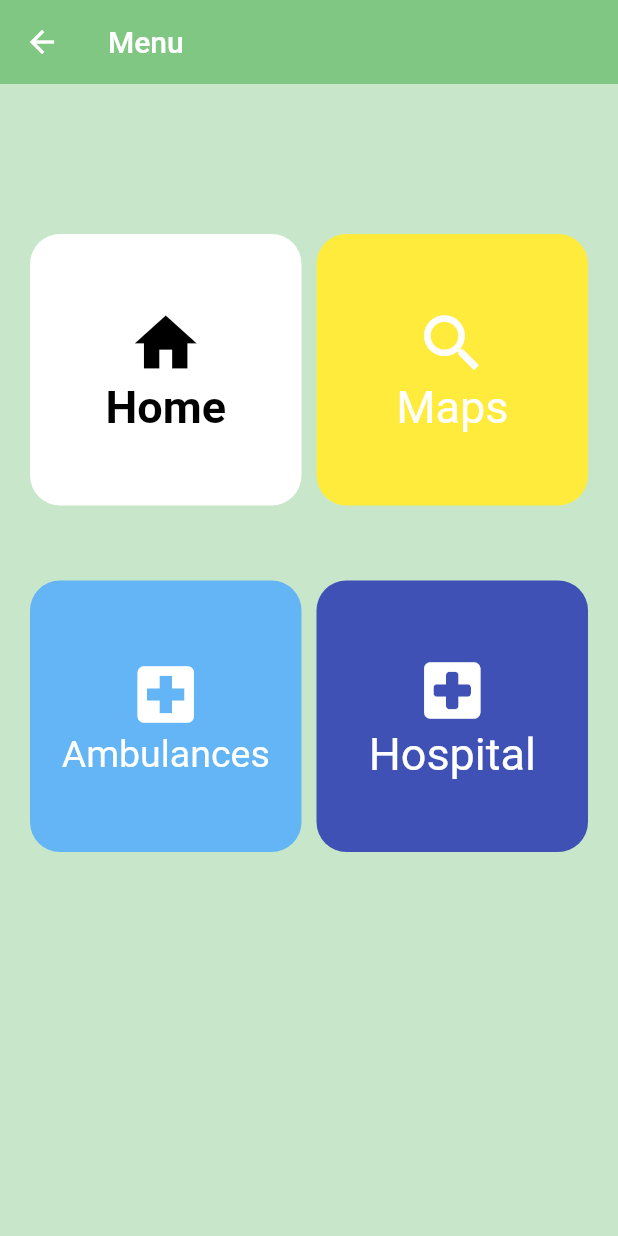
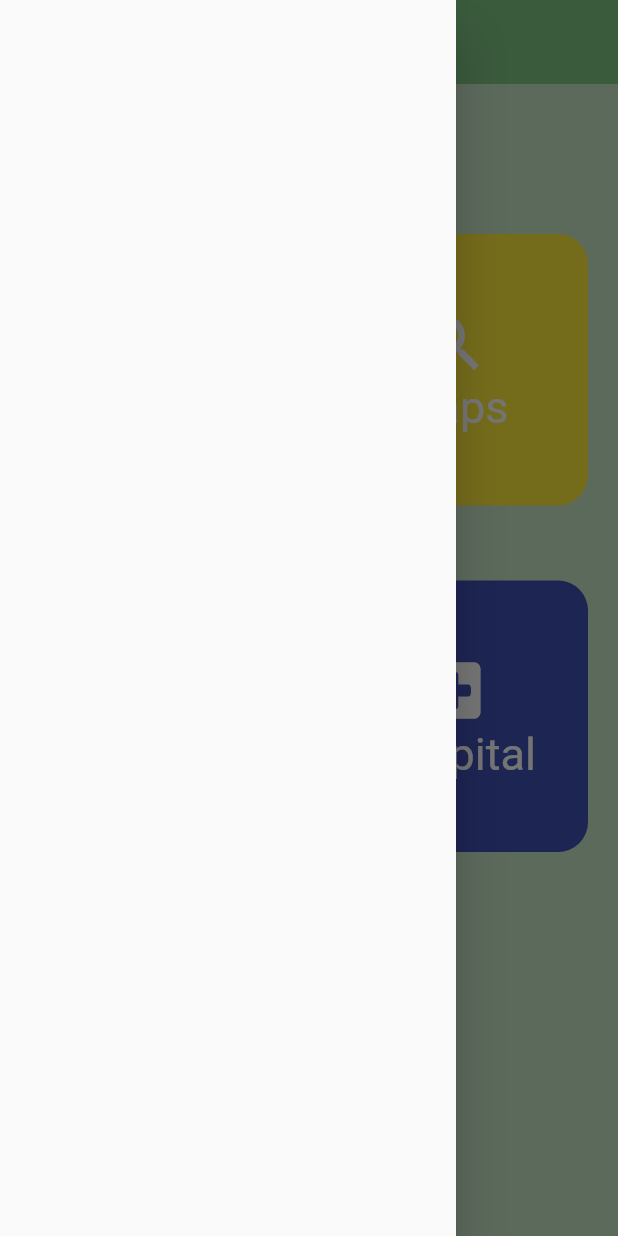
Before and after one commit to timite12345/Driver_app_V, a Flutter app: the ChoixPage screen opened directly, with the side drawer open (before the commit the screen has no drawer), on a phone screen of 412 x 824 dp. Run offline on Flutter 3.47's test engine with Material 2 defaults, Android fonts, the phone set to English and light mode, and no system bars; our stand-ins replace firebase_auth, firebase_core, firebase_messaging, fluttertoast, font_awesome_flutter, google_fonts and 3 more; missing offline and left inert: flutter_google_places_hoc081098, google_api_headers, google_maps_webservice; accounts and stored records are empty.

Commit message:
first commit

```diff
--- a/Driver_app-main/lib/ChoixPage.dart
+++ b/Driver_app-main/lib/ChoixPage.dart
@@ -31,6 +31,10 @@ class _ChoixPageState extends State<ChoixPage> {
         elevation: 0,
       ),
       backgroundColor: Colors.green[100],
+      //Commence ici les trois traits sur la nav Bar
+      drawer: Drawer(
+        child: ListView(children: [ListTile()]),
+      ),
       body: Container(
         padding: EdgeInsets.symmetric(vertical: 80),
         child: Padding(
```
